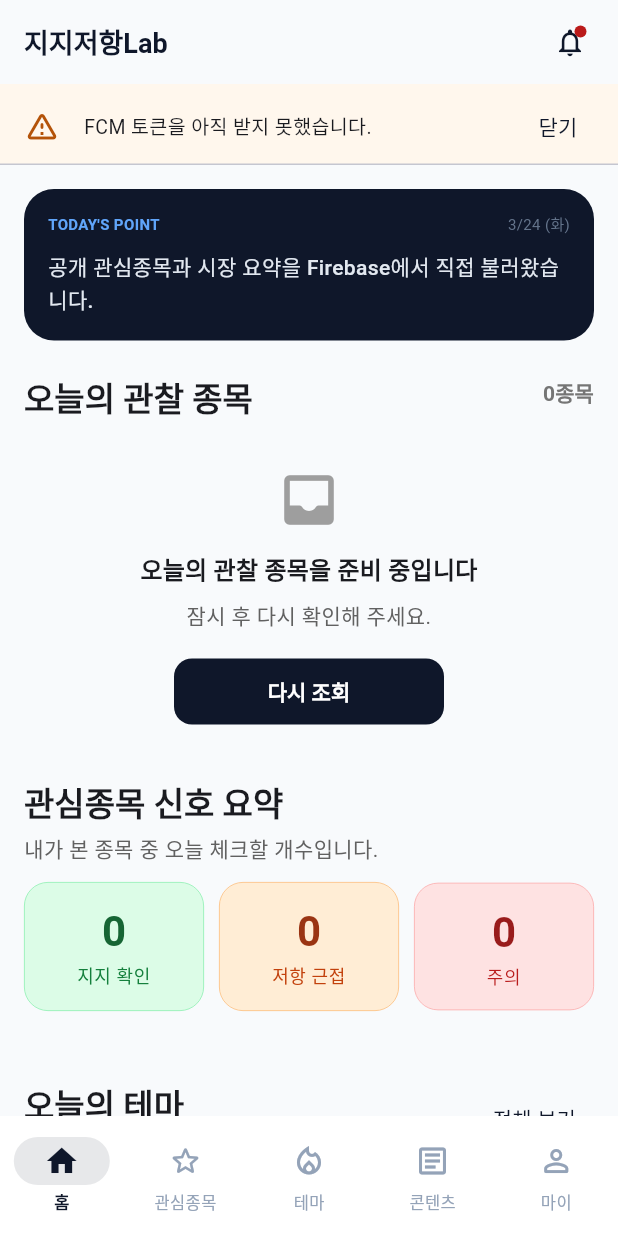
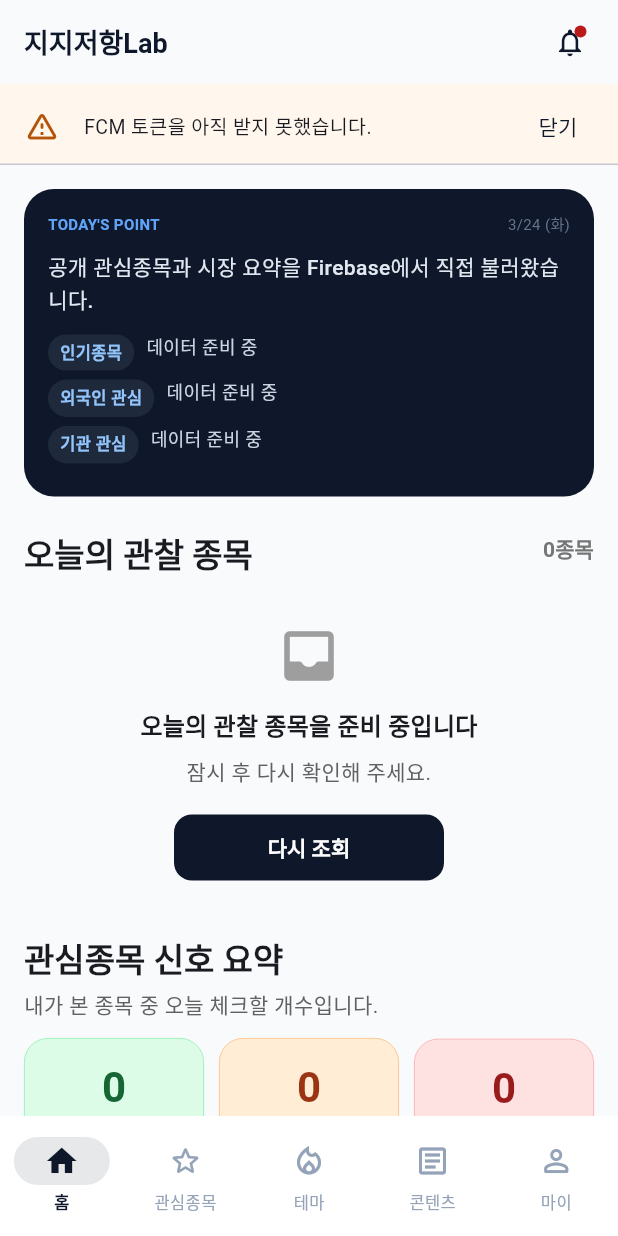
Before and after one commit to jh9098/srlabapp, a Flutter app: the screen it shows once a user with an empty profile is signed in, on a phone screen of 412 x 824 dp. Run offline on Flutter 3.47's test engine with Material 3 defaults, Android fonts, the phone set to English and light mode, and no system bars; our stand-ins replace cloud_firestore, firebase_auth, firebase_core, firebase_messaging, google_sign_in, shared_preferences; accounts and stored records are empty.

Commit message:
홈 모바일 요약 레이아웃 및 시장빠른보기 확장 개선

```diff
--- a/lib/features/home/presentation/home_screen.dart
+++ b/lib/features/home/presentation/home_screen.dart
@@ -2,7 +2,6 @@ import 'package:flutter/material.dart';
 import 'package:url_launcher/url_launcher.dart';
 
 import '../../../core/network/api_exception.dart';
-import '../../../core/theme/app_breakpoints.dart';
 import '../../../core/theme/app_spacing.dart';
 import '../../../core/widgets/empty_state.dart';
 import '../../../core/widgets/error_state.dart';
@@ -101,7 +100,24 @@ class _HomeScreenState extends State<HomeScreen> {
             keyboardDismissBehavior: ScrollViewKeyboardDismissBehavior.onDrag,
             padding: const EdgeInsets.fromLTRB(16, 16, 16, AppSpacing.bottomListPadding),
             children: [
-              _TodayPointCard(todayLabel: _todayLabel(), headline: data.marketHeadline),
+              _TodayPointCard(
+                todayLabel: _todayLabel(),
+                headline: data.marketHeadline,
+                briefs: [
+                  _TodayBrief(
+                    label: '인기종목',
+                    items: data.popularStocks.items,
+                  ),
+                  _TodayBrief(
+                    label: '외국인 관심',
+                    items: data.foreignNetBuy.items,
+                  ),
+                  _TodayBrief(
+                    label: '기관 관심',
+                    items: data.institutionNetBuy.items,
+                  ),
+                ],
+              ),
               const SizedBox(height: AppSpacing.sectionLarge),
               _SectionHeader(title: '오늘의 관찰 종목', trailingLabel: '${data.featuredStocks.length}종목'),
               const SizedBox(height: 10),
@@ -126,18 +142,32 @@ class _HomeScreenState extends State<HomeScreen> {
               const SizedBox(height: AppSpacing.section),
               const _SectionHeader(title: '관심종목 신호 요약', subtitle: '내가 본 종목 중 오늘 체크할 개수입니다.'),
               const SizedBox(height: 12),
-              LayoutBuilder(
-                builder: (context, constraints) {
-                  final cards = [
-                    _SignalCard(label: '지지 확인', count: data.watchlistSignalSummary.supportNearCount, type: SignalCardType.support),
-                    _SignalCard(label: '저항 근접', count: data.watchlistSignalSummary.resistanceNearCount, type: SignalCardType.resistance),
-                    _SignalCard(label: '주의', count: data.watchlistSignalSummary.warningCount, type: SignalCardType.warning),
-                  ];
-                  if (AppBreakpoints.isVeryNarrow(constraints.maxWidth)) {
-                    return Column(children: [for (final c in cards) Padding(padding: const EdgeInsets.only(bottom: 8), child: c)]);
-                  }
-                  return Row(children: [for (var i = 0; i < cards.length; i++) ...[Expanded(child: cards[i]), if (i < cards.length - 1) const SizedBox(width: 10)]]);
-                },
+              Row(
+                children: [
+                  Expanded(
+                    child: _SignalCard(
+                      label: '지지 확인',
+                      count: data.watchlistSignalSummary.supportNearCount,
+                      type: SignalCardType.support,
+                    ),
+                  ),
+                  const SizedBox(width: 10),
+                  Expanded(
+                    child: _SignalCard(
+                      label: '저항 근접',
+                      count: data.watchlistSignalSummary.resistanceNearCount,
+                      type: SignalCardType.resistance,
+                    ),
+                  ),
+                  const SizedBox(width: 10),
+                  Expanded(
+                    child: _SignalCard(
+                      label: '주의',
+                      count: data.watchlistSignalSummary.warningCount,
+                      type: SignalCardType.warning,
+                    ),
+                  ),
+                ],
               ),
               const SizedBox(height: AppSpacing.sectionLarge),
               MarketSnapshotSection(snapshots: [data.popularStocks, data.foreignNetBuy, data.institutionNetBuy]),
@@ -192,10 +222,15 @@ class _HomeScreenState extends State<HomeScreen> {
 }
 
 class _TodayPointCard extends StatelessWidget {
-  const _TodayPointCard({required this.todayLabel, required this.headline});
+  const _TodayPointCard({
+    required this.todayLabel,
+    required this.headline,
+    required this.briefs,
+  });
 
   final String todayLabel;
   final String headline;
+  final List<_TodayBrief> briefs;
 
   @override
   Widget build(BuildContext context) {
@@ -213,9 +248,80 @@ class _TodayPointCard extends StatelessWidget {
             ],
           ),
           const SizedBox(height: 10),
-          Text(headline, maxLines: 3, overflow: TextOverflow.ellipsis, style: const TextStyle(fontSize: 14, color: Color(0xFFE2E8F0), height: 1.5, fontWeight: FontWeight.w500)),
+          Text(
+            headline,
+            maxLines: 3,
+            overflow: TextOverflow.ellipsis,
+            style: const TextStyle(
+              fontSize: 14,
+              color: Color(0xFFE2E8F0),
+              height: 1.5,
+              fontWeight: FontWeight.w500,
+            ),
+          ),
+          const SizedBox(height: 12),
+          ...briefs.map(
+            (brief) => Padding(
+              padding: const EdgeInsets.only(bottom: 6),
+              child: _TodayBriefRow(brief: brief),
+            ),
+          ),
         ],
       ),
+    );
+  }
+}
+
+class _TodayBrief {
+  const _TodayBrief({
+    required this.label,
+    required this.items,
+  });
+
+  final String label;
+  final List<String> items;
+}
+
+class _TodayBriefRow extends StatelessWidget {
+  const _TodayBriefRow({required this.brief});
+
+  final _TodayBrief brief;
+
+  @override
+  Widget build(BuildContext context) {
+    final text = brief.items.isEmpty
+        ? '데이터 준비 중'
+        : brief.items.take(3).join(', ');
+    return Row(
+      crossAxisAlignment: CrossAxisAlignment.start,
+      children: [
+        Container(
+          padding: const EdgeInsets.symmetric(horizontal: 8, vertical: 4),
+          decoration: BoxDecoration(
+            color: const Color(0xFF1E293B),
+            borderRadius: BorderRadius.circular(999),
+          ),
+          child: Text(
+            brief.label,
+            style: const TextStyle(
+              fontSize: 11,
+              fontWeight: FontWeight.w700,
+              color: Color(0xFF93C5FD),
+            ),
+          ),
+        ),
+        const SizedBox(width: 8),
+        Expanded(
+          child: Text(
+            text,
+            style: const TextStyle(
+              fontSize: 12,
+              color: Color(0xFFCBD5E1),
+              height: 1.35,
+            ),
+          ),
+        ),
+      ],
     );
   }
 }
```
Also changed, not shown: lib/features/home/presentation/widgets/market_snapshot_section.dart (+73 -14 lines).
